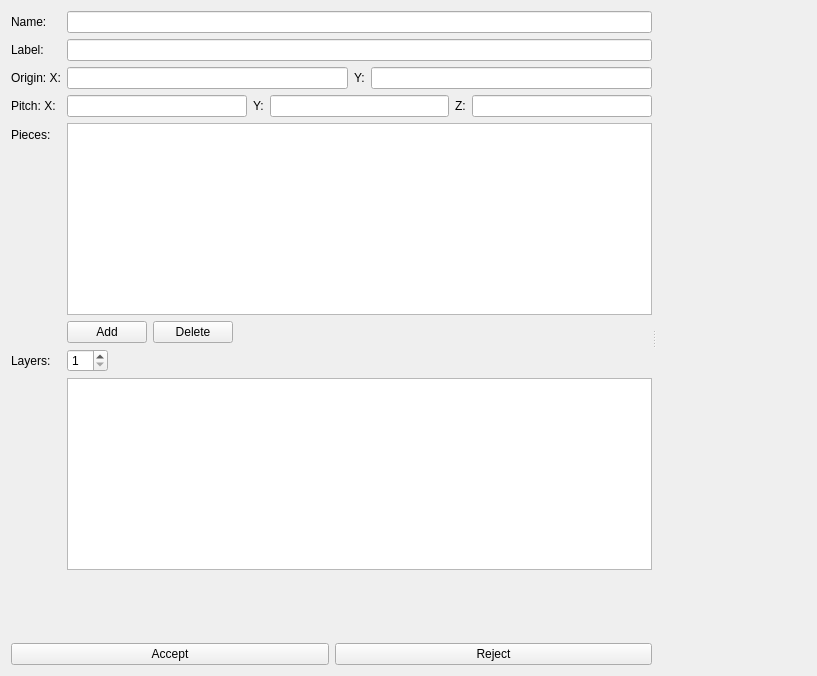
Before: the Qt Designer form Application/cmbNucPinCellEditor.ui in Sprunth/RGG, drawn with Qt 5.
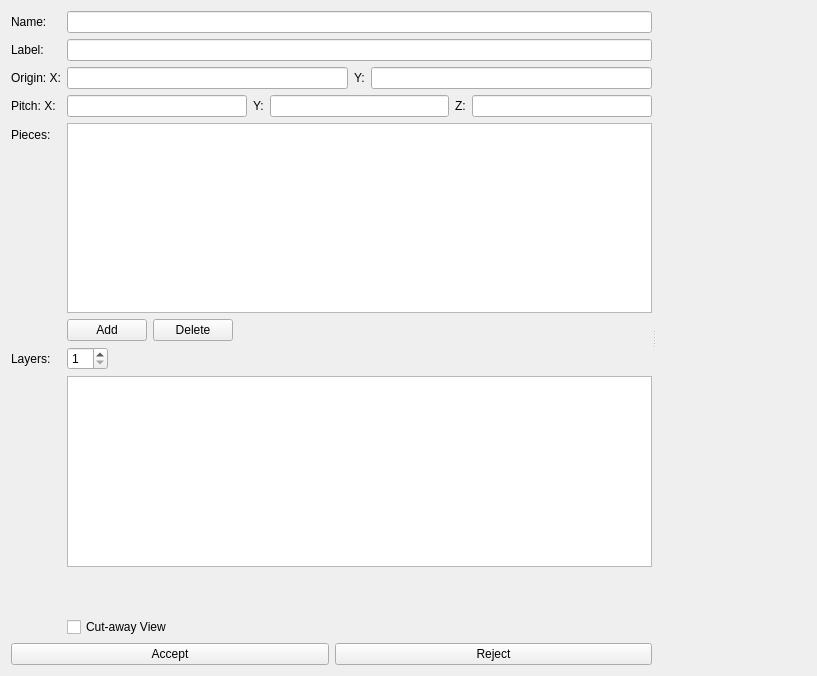
After: the same form once the commit is applied. Custom widgets are drawn as their Qt base class.

Commit message: Add cut-away view to PinCell editor

What changed in the file:
```diff
--- a/Application/cmbNucPinCellEditor.ui
+++ b/Application/cmbNucPinCellEditor.ui
@@ -181,6 +181,13 @@
          <item row="8" column="1">
           <widget class="QTableWidget" name="layersTable"/>
          </item>
+         <item row="10" column="1">
+          <widget class="QCheckBox" name="cutAwayViewCheckBox">
+           <property name="text">
+            <string>Cut-away View</string>
+           </property>
+          </widget>
+         </item>
         </layout>
        </item>
        <item>
```
The commit also changes 7 other files.
